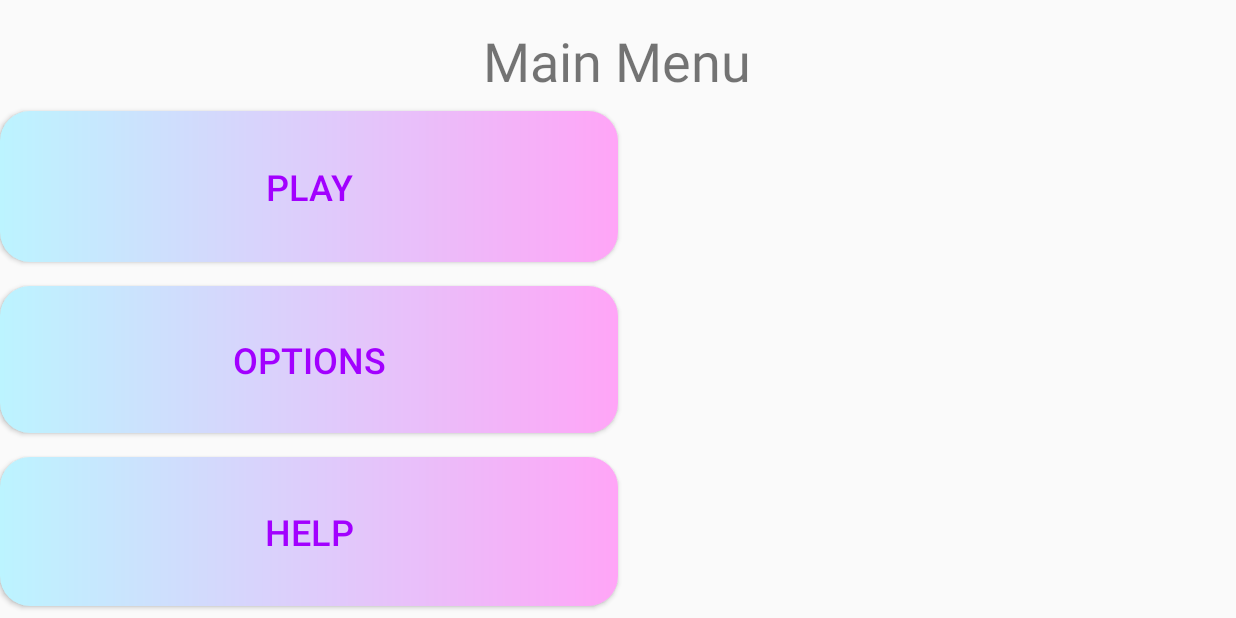
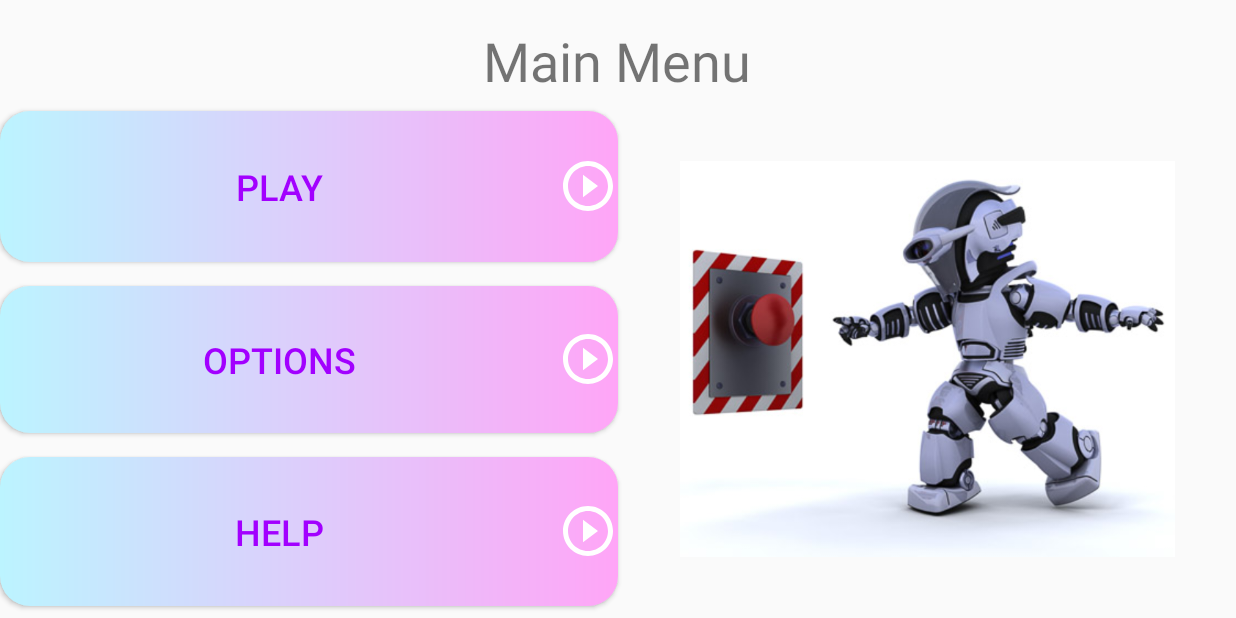
Before and after one commit to gyeung06/AndroidClownMineSweeperEsqueGame, an Android app: the MainMenu screen opened directly, with no data from a screen before it, on a phone screen of 824 x 412 dp (held sideways). Run offline under Robolectric (Android 15) with nearby library versions, the phone set to English and light mode, and no system bars.

Commit message:
Finished the Main Menu

```diff
--- a/app/src/main/java/c/example/myapplication/MainMenu.java
+++ b/app/src/main/java/c/example/myapplication/MainMenu.java
@@ -1,5 +1,6 @@
 package c.example.myapplication;
 
+import android.annotation.SuppressLint;
 import android.content.Context;
 import android.content.Intent;
 import android.os.Bundle;
@@ -11,21 +12,53 @@ import androidx.appcompat.app.AppCompatActivity;
 import androidx.appcompat.widget.Toolbar;
 
 import android.view.View;
+import android.widget.Button;
+import android.widget.Toast;
 
 
 /*
 Main menu for game
  */
-public class MainMenu extends AppCompatActivity {
+public class MainMenu extends AppCompatActivity implements View.OnClickListener{
 
     @Override
     protected void onCreate(Bundle savedInstanceState) {
         super.onCreate(savedInstanceState);
         setContentView(R.layout.content_main_menu);
 
+        iniMenuButtons();
+
+    }
+
+    private void iniMenuButtons() {
+        Button playButton = findViewById(R.id.menu_play);
+        playButton.setOnClickListener(this);
+        Button optionsButton = findViewById(R.id.menu_options);
+        optionsButton.setOnClickListener(this);
+        Button helpButton = findViewById(R.id.menu_help);
+        helpButton.setOnClickListener(this);
     }
 
     public static Intent makeIntent(Context context) {
         return new Intent(context, MainMenu.class);
     }
+
+    @Override
+    public void onClick(View v) {
+        Intent intent;
+        switch (v.getId()) {
+            case R.id.menu_play:
+                intent = Game.makeIntent(MainMenu.this);
+                startActivity(intent);
+                return;
+            case R.id.menu_options:
+                intent = Options.makeIntent(MainMenu.this);
+                startActivity(intent);
+                return;
+            case R.id.menu_help:
+                intent = Help.makeIntent(MainMenu.this);
+                startActivity(intent);
+                return;
+        }
+    }
 }
--- /dev/null
+++ b/app/src/main/res/drawable/ic_baseline_play_circle_outline_24.xml
@@ -0,0 +1,5 @@
+<vector android:height="40dp" android:tint="#FFFFFF"
+    android:viewportHeight="24" android:viewportWidth="24"
+    android:width="40dp" xmlns:android="http://schemas.android.com/apk/res/android">
+    <path android:fillColor="@android:color/white" android:pathData="M10,16.5l6,-4.5 -6,-4.5v9zM12,2C6.48,2 2,6.48 2,12s4.48,10 10,10 10,-4.48 10,-10S17.52,2 12,2zM12,20c-4.41,0 -8,-3.59 -8,-8s3.59,-8 8,-8 8,3.59 8,8 -3.59,8 -8,8z"/>
+</vector>
--- a/app/src/main/res/layout/content_main_menu.xml
+++ b/app/src/main/res/layout/content_main_menu.xml
@@ -22,7 +22,7 @@
         android:layout_width="wrap_content"
         android:layout_height="wrap_content"
         android:layout_marginTop="16dp"
-        android:text="Main Menu"
+        android:text="@string/menu_title"
         android:textSize="36sp"
         app:layout_constraintEnd_toEndOf="parent"
         app:layout_constraintHorizontal_bias="0.499"
@@ -30,30 +30,32 @@
         app:layout_constraintTop_toTopOf="parent" />
 
     <Button
-        android:id="@+id/button2"
+        android:id="@+id/menu_options"
         android:layout_width="0dp"
         android:layout_height="0dp"
         android:layout_marginTop="8dp"
         android:layout_marginBottom="8dp"
         android:background="@drawable/menu_button"
-        android:text="Options"
+        android:text="@string/menu_options"
         android:textColor="#a200ff"
         android:textSize="24sp"
+        android:drawableEnd="@drawable/ic_baseline_play_circle_outline_24"
         app:layout_constraintBottom_toTopOf="@+id/guideline3"
         app:layout_constraintEnd_toStartOf="@+id/guideline"
         app:layout_constraintStart_toStartOf="parent"
         app:layout_constraintTop_toTopOf="@+id/guideline2" />
 
     <Button
-        android:id="@+id/button3"
+        android:id="@+id/menu_help"
         android:layout_width="0dp"
         android:layout_height="0dp"
         android:layout_marginTop="8dp"
         android:layout_marginBottom="8dp"
         android:background="@drawable/menu_button"
-        android:text="Help"
+        android:text="@string/menu_help"
         android:textColor="#a200ff"
         android:textSize="24sp"
+        android:drawableEnd="@drawable/ic_baseline_play_circle_outline_24"
         app:layout_constraintBottom_toBottomOf="parent"
         app:layout_constraintEnd_toStartOf="@+id/guideline"
         app:layout_constraintStart_toStartOf="parent"
@@ -81,17 +83,28 @@
         app:layout_constraintGuide_percent="0.16" />
 
     <Button
-        android:id="@+id/button4"
+        android:id="@+id/menu_play"
         android:layout_width="0dp"
         android:layout_height="0dp"
         android:layout_marginTop="8dp"
         android:layout_marginBottom="8dp"
         android:background="@drawable/menu_button"
-        android:text="Play"
+        android:text="@string/menu_"
         android:textColor="#a200ff"
         android:textSize="24sp"
+        android:drawableEnd="@drawable/ic_baseline_play_circle_outline_24"
         app:layout_constraintBottom_toTopOf="@+id/guideline2"
         app:layout_constraintEnd_toStartOf="@+id/guideline"
         app:layout_constraintStart_toStartOf="parent"
         app:layout_constraintTop_toTopOf="@+id/guideline4" />
+
+    <ImageView
+        android:id="@+id/imageView2"
+        android:layout_width="330dp"
+        android:layout_height="300dp"
+        app:layout_constraintBottom_toBottomOf="parent"
+        app:layout_constraintEnd_toEndOf="parent"
+        app:layout_constraintStart_toStartOf="@+id/guideline"
+        app:layout_constraintTop_toTopOf="@+id/guideline4"
+        app:srcCompat="@drawable/menu" />
 </androidx.constraintlayout.widget.ConstraintLayout>
--- a/app/src/main/res/values/strings.xml
+++ b/app/src/main/res/values/strings.xml
@@ -12,4 +12,8 @@
     <string name="welc_name">Gabriel Yeung</string>
     <string name="welc_title">Mine Seeker</string>
     <string name="title_activity_main_menu">MainMenu</string>
+    <string name="menu_title">Main Menu</string>
+    <string name="menu_options">Options</string>
+    <string name="menu_help">Help</string>
+    <string name="menu_">play</string>
 </resources>
```
Also changed, not shown: app/src/main/AndroidManifest.xml (+12 -0 lines), app/src/main/java/c/example/myapplication/Game.java (added, +21 -0 lines), app/src/main/java/c/example/myapplication/Help.java (added, +21 -0 lines), app/src/main/res/layout/activity_game.xml (added, +9 -0 lines), app/src/main/res/layout/activity_help.xml (added, +9 -0 lines), app/src/main/res/drawable-v24/bg_image.jpg (deleted), app/src/main/res/drawable/menu.jpg (added), 1 other file.
